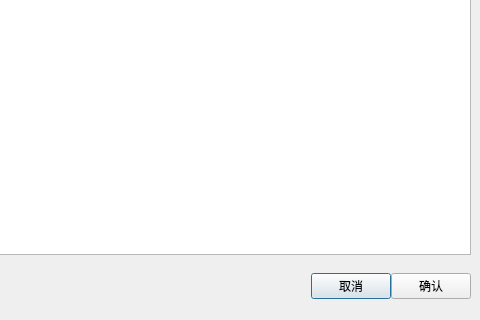
The window that stringtotableview.ui (LinuxIsExcellent/observer) describes before a commit, drawn with Qt 5; both pictures show x 150 to 630 and y 186 to 506 of the 630 by 506 pixel window.
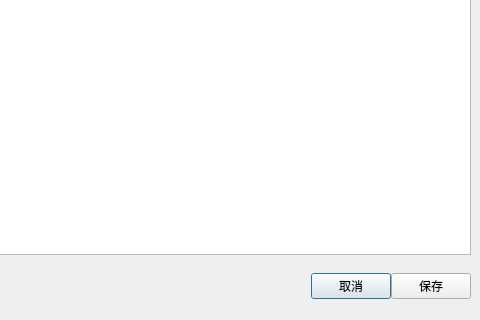
The same window after the commit.

Diff of the .ui file:
```diff
--- a/stringtotableview.ui
+++ b/stringtotableview.ui
@@ -106,7 +106,7 @@
       <item>
        <widget class="QPushButton" name="pushButton_2">
         <property name="text">
-         <string>确认</string>
+         <string>保存</string>
         </property>
        </widget>
       </item>
```
